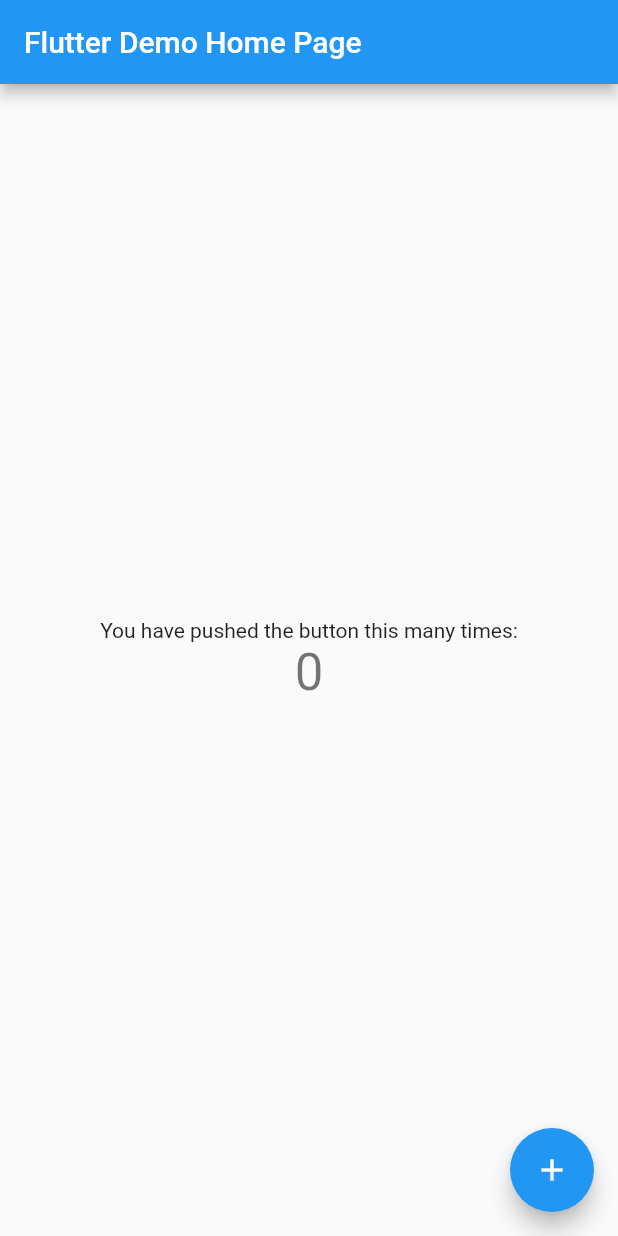
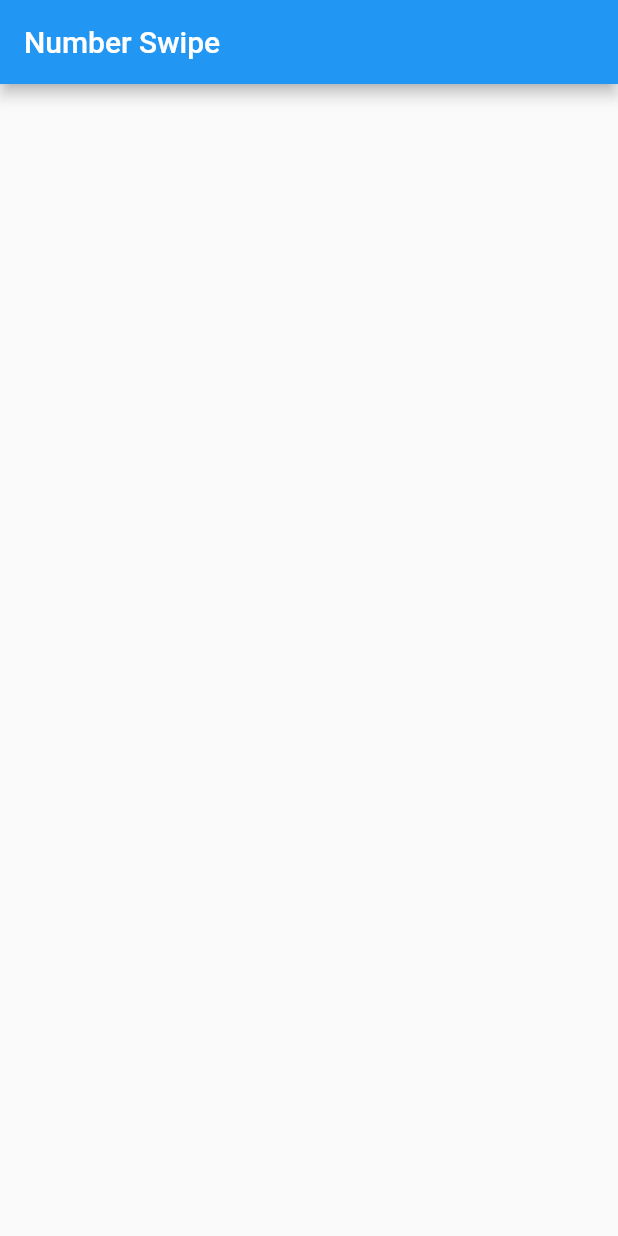
Before and after one commit to jaysavsani07/number-swipe, a Flutter app: the screen it shows after launch, on a phone screen of 412 x 824 dp. Run offline on Flutter 3.47's test engine with Material 2 defaults, Android fonts, the phone set to English and light mode, and no system bars.

```diff
--- a/lib/main.dart
+++ b/lib/main.dart
@@ -9,103 +9,26 @@ class MyApp extends StatelessWidget {
     return MaterialApp(
       title: 'Flutter Demo',
       theme: ThemeData(
-        // This is the theme of your application.
-        //
-        // Try running your application with "flutter run". You'll see the
-        // application has a blue toolbar. Then, without quitting the app, try
-        // changing the primarySwatch below to Colors.green and then invoke
-        // "hot reload" (press "r" in the console where you ran "flutter run",
-        // or simply save your changes to "hot reload" in a Flutter IDE).
-        // Notice that the counter didn't reset back to zero; the application
-        // is not restarted.
         primarySwatch: Colors.blue,
       ),
-      home: MyHomePage(title: 'Flutter Demo Home Page'),
+      home: MyHomePage(),
     );
   }
 }
 
 class MyHomePage extends StatefulWidget {
-  MyHomePage({Key key, this.title}) : super(key: key);
-
-  // This widget is the home page of your application. It is stateful, meaning
-  // that it has a State object (defined below) that contains fields that affect
-  // how it looks.
-
-  // This class is the configuration for the state. It holds the values (in this
-  // case the title) provided by the parent (in this case the App widget) and
-  // used by the build method of the State. Fields in a Widget subclass are
-  // always marked "final".
-
-  final String title;
-
   @override
   _MyHomePageState createState() => _MyHomePageState();
 }
 
 class _MyHomePageState extends State<MyHomePage> {
-  int _counter = 0;
-
-  void _incrementCounter() {
-    setState(() {
-      // This call to setState tells the Flutter framework that something has
-      // changed in this State, which causes it to rerun the build method below
-      // so that the display can reflect the updated values. If we changed
-      // _counter without calling setState(), then the build method would not be
-      // called again, and so nothing would appear to happen.
-      _counter++;
-    });
-  }
-
   @override
   Widget build(BuildContext context) {
-    // This method is rerun every time setState is called, for instance as done
-    // by the _incrementCounter method above.
-    //
-    // The Flutter framework has been optimized to make rerunning build methods
-    // fast, so that you can just rebuild anything that needs updating rather
-    // than having to individually change instances of widgets.
     return Scaffold(
       appBar: AppBar(
-        // Here we take the value from the MyHomePage object that was created by
-        // the App.build method, and use it to set our appbar title.
-        title: Text(widget.title),
+        title: Text("Number Swipe"),
       ),
-      body: Center(
-        // Center is a layout widget. It takes a single child and positions it
-        // in the middle of the parent.
-        child: Column(
-          // Column is also a layout widget. It takes a list of children and
-          // arranges them vertically. By default, it sizes itself to fit its
-          // children horizontally, and tries to be as tall as its parent.
-          //
-          // Invoke "debug painting" (press "p" in the console, choose the
-          // "Toggle Debug Paint" action from the Flutter Inspector in Android
-          // Studio, or the "Toggle Debug Paint" command in Visual Studio Code)
-          // to see the wireframe for each widget.
-          //
-          // Column has various properties to control how it sizes itself and
-          // how it positions its children. Here we use mainAxisAlignment to
-          // center the children vertically; the main axis here is the vertical
-          // axis because Columns are vertical (the cross axis would be
-          // horizontal).
-          mainAxisAlignment: MainAxisAlignment.center,
-          children: <Widget>[
-            Text(
-              'You have pushed the button this many times:',
-            ),
-            Text(
-              '$_counter',
-              style: Theme.of(context).textTheme.display1,
-            ),
-          ],
-        ),
-      ),
-      floatingActionButton: FloatingActionButton(
-        onPressed: _incrementCounter,
-        tooltip: 'Increment',
-        child: Icon(Icons.add),
-      ), // This trailing comma makes auto-formatting nicer for build methods.
+      body: Container(),
     );
   }
 }
```
